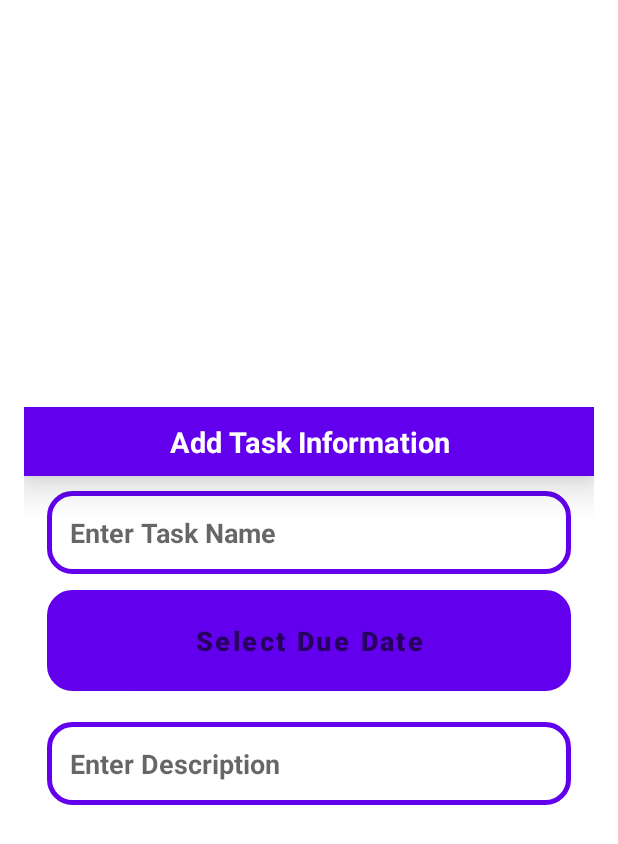
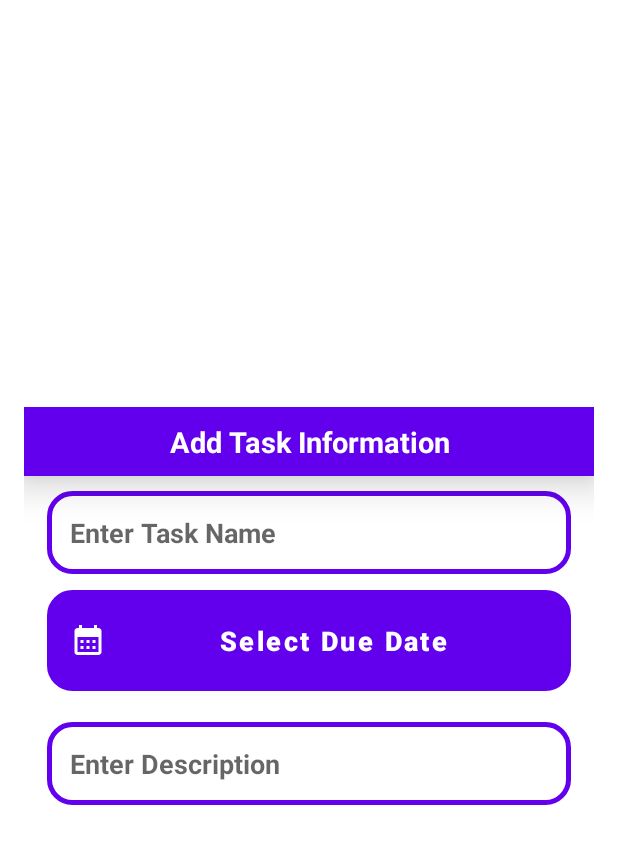
Before and after one commit to NilsNydegger/TaskFrog, an Android app: the layout add_task.xml on its own in the app's theme, with its tools: preview values and no code run, on a phone screen of 412 x 824 dp. Shown: the top 844 px of the screen. Run offline under Robolectric (Android 15) with nearby library versions, the phone set to English and light mode, and no system bars.

Commit message:
- Added Due Date Icon and changed color

```diff
--- a/app/src/main/res/layout/add_task.xml
+++ b/app/src/main/res/layout/add_task.xml
@@ -1,6 +1,7 @@
 <?xml version="1.0" encoding="utf-8"?>
 <LinearLayout
     xmlns:android="http://schemas.android.com/apk/res/android"
+    xmlns:app="http://schemas.android.com/apk/res-auto"
     xmlns:tools="http://schemas.android.com/tools"
     android:layout_width="match_parent"
     android:layout_height="match_parent"
@@ -43,20 +44,23 @@
             android:layout_width="match_parent"
             android:layout_height="wrap_content"
             android:autofillHints="" />
+
         <Button
             android:id="@+id/taskDate"
+            android:layout_width="match_parent"
+            android:layout_height="wrap_content"
+            android:layout_marginLeft="15dp"
+            android:layout_marginTop="5dp"
+            android:layout_marginRight="15dp"
+            android:layout_marginBottom="15dp"
+            android:background="@drawable/shape_background"
             android:hint="@string/select_due_date"
-            android:textColor="@color/purple_500"
-            android:background="@drawable/shape_background"
             android:padding="15dp"
+            android:textColor="@color/white"
+            android:textColorHint="#FFFFFF"
             android:textSize="18sp"
             android:textStyle="bold"
-            android:layout_marginLeft="15dp"
-            android:layout_marginRight="15dp"
-            android:layout_marginTop="5dp"
-            android:layout_marginBottom="15dp"
-            android:layout_width="match_parent"
-            android:layout_height="wrap_content"/>
+            app:icon="@drawable/ic_calendar_month_black_24dp" />
         <EditText
             android:id="@+id/taskDescription"
             android:hint="@string/enter_description"
@@ -71,7 +75,8 @@
             android:layout_marginTop="5dp"
             android:layout_marginBottom="15dp"
             android:layout_width="match_parent"
-            android:layout_height="wrap_content"/>
+            android:layout_height="wrap_content"
+            android:autofillHints="" />
 
 
 
```
